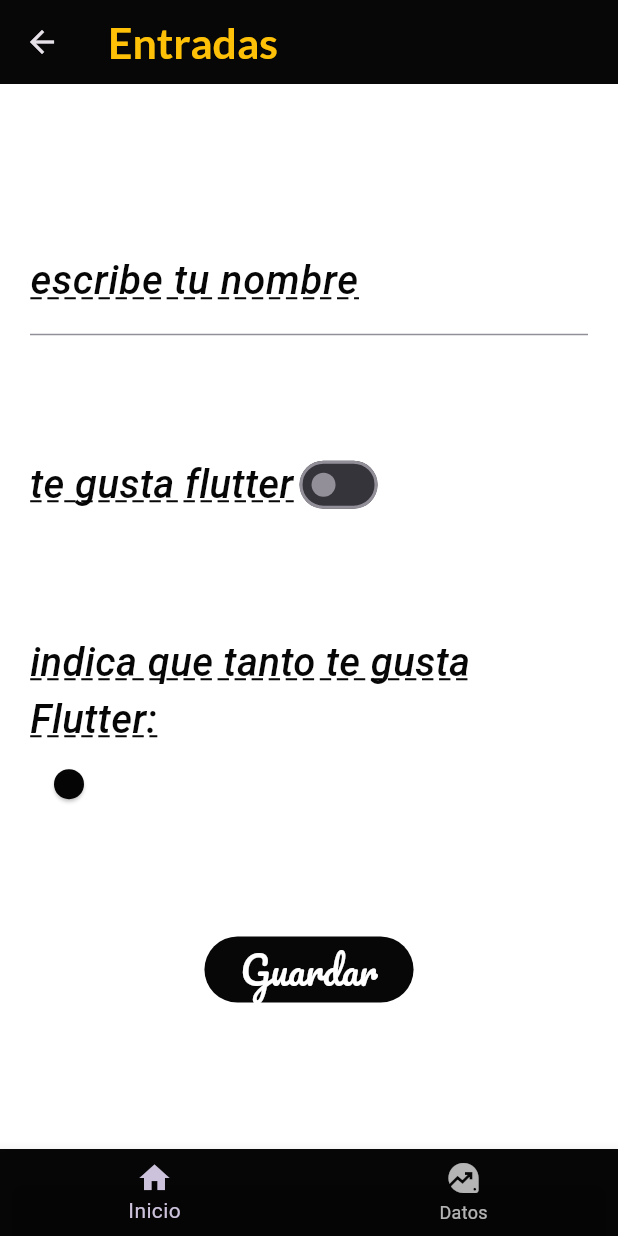
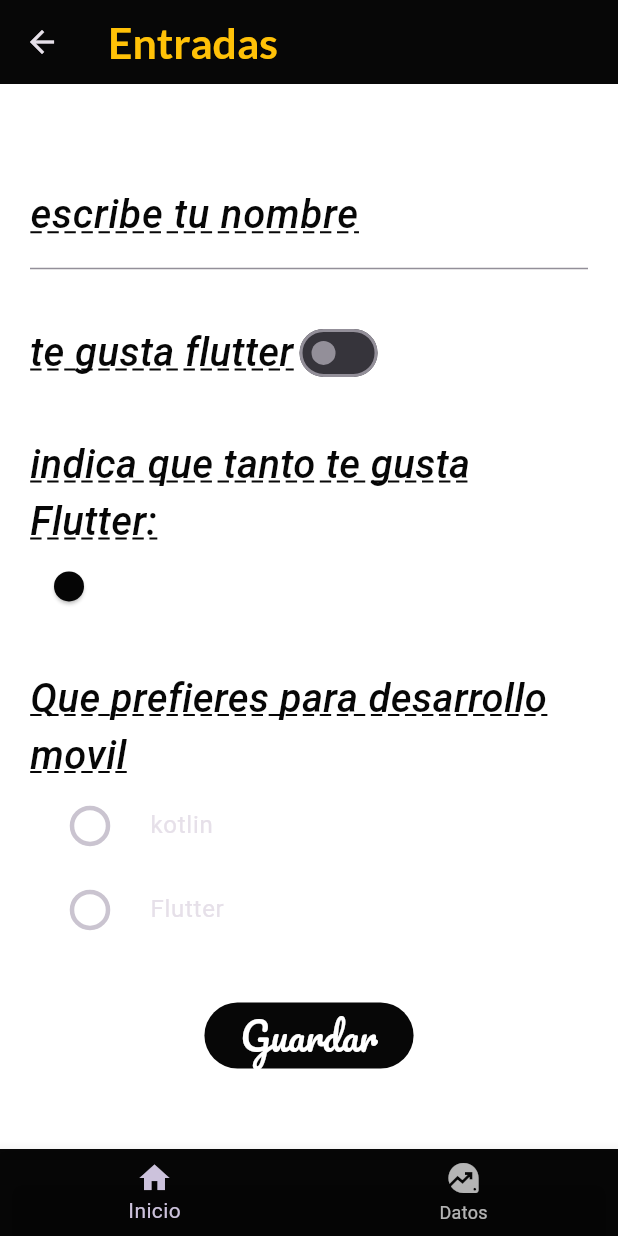
Before and after one commit to yahirortega/componentes_flutter, a Flutter app: the InputScreen screen opened directly, on a phone screen of 412 x 824 dp. Run offline on Flutter 3.47's test engine with Material 3 defaults, Android fonts, the phone set to English and light mode, and no system bars; our stand-ins replace google_fonts, transparent_image; network calls fail; Roboto replaces fonts that are missing (Acme).

```diff
--- a/lib/screens/home_screen.dart
+++ b/lib/screens/home_screen.dart
@@ -102,7 +102,7 @@ class HomeScreeen extends StatelessWidget {
               ),
               onTap: () {
               final ruta1 = MaterialPageRoute(builder: (context){
-                return const imageScreen();
+                return const ImagesScreen();
               });
               Navigator.push(context, ruta1);
             },
--- a/lib/screens/inputs_screen.dart
+++ b/lib/screens/inputs_screen.dart
@@ -11,6 +11,7 @@ class InputScreen extends StatefulWidget {
 class _InputScreenState extends State<InputScreen> {
   bool switchValue = false;
   double sliderValue = 0.0;
+  int radioSelected = 0;
   @override
   Widget build(BuildContext context) {
     return  Scaffold(
@@ -26,6 +27,7 @@ class _InputScreenState extends State<InputScreen> {
             entradaNombre(),
             entradaSwitch(),
             entradaSlider(),
+            entradaRadio(),
 
                 const ElevatedButton(onPressed: null, child: Text('Guardar',))
 
@@ -100,4 +102,59 @@ class _InputScreenState extends State<InputScreen> {
       ],
     );
   }
+
+Column entradaRadio(){
+  return Column(
+    children: [
+      Text(
+        'Que prefieres para desarrollo movil ',
+        style: Apptheme.darkTheme.textTheme.headlineLarge,
+      ),
+     ListTile(
+      title: Text(
+        'kotlin',
+        style: Apptheme.darkTheme.textTheme.headlineSmall,
+      ),
+      leading: Transform.scale(
+        scale: 1.5,
+        child: Radio(
+          value:1,
+          groupValue: radioSelected,
+          onChanged: (value){
+            setState(() {
+                radioSelected = value!;
+            print('Seleccion  boton  radio: $radioSelected');
+
+            });
+
+          }
+        ),
+      )
+     ),
+       ListTile(
+      title: Text(
+        'Flutter',
+        style: Apptheme.darkTheme.textTheme.headlineSmall,
+      ),
+      leading: Transform.scale(
+        scale: 1.5,
+        child: Radio(
+          value:2,
+          groupValue: radioSelected,
+          onChanged: (value){
+            setState(() {
+                radioSelected = value!;
+            print('Seleccion  boton  radio: $radioSelected');
+
+            });
+
+          }
+        ),
+      )
+     )
+    ],
+
+  );
 }
+
+}
--- a/pubspec.yaml
+++ b/pubspec.yaml
@@ -10,6 +10,7 @@ dependencies:
   flutter:
     sdk: flutter
   google_fonts: ^6.1.0
+  transparent_image: ^2.0.1
 
 dev_dependencies:
   flutter_test:
@@ -18,5 +19,5 @@ dev_dependencies:
 
 flutter:
   uses-material-design: true
-  asssets:
+  assets:
     - assets/img/raro.jpeg
```
Also changed, not shown: lib/screens/image_screen.dart (+61 -9 lines), pubspec.lock.
